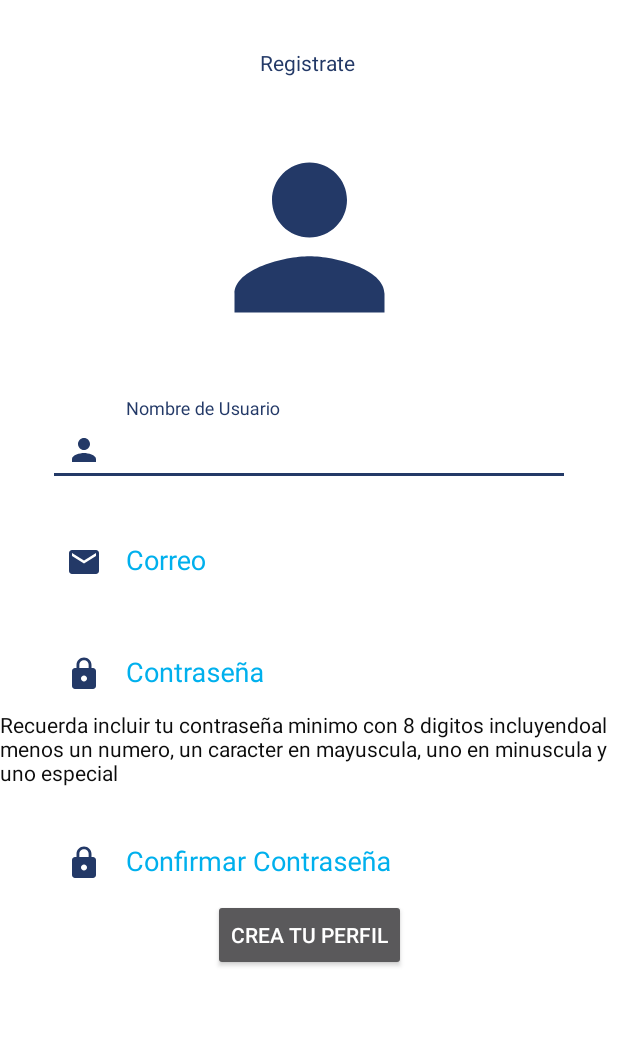
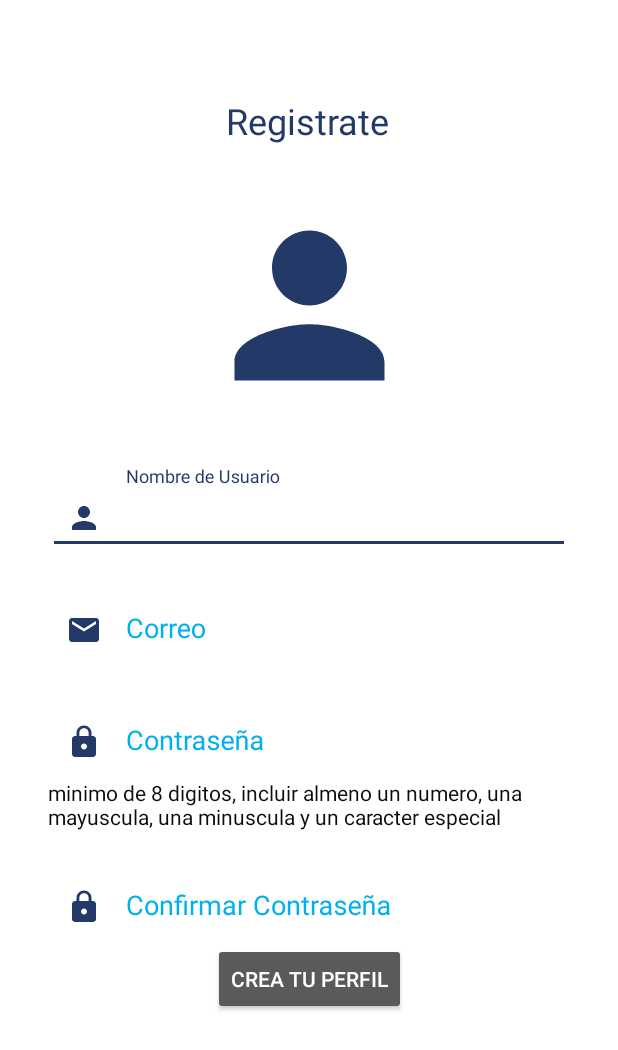
Before and after one commit to Crist-C/MinTicApp, an Android app: the regUsuarioContrasena screen opened directly, with no data from a screen before it, on a phone screen of 412 x 824 dp. Shown: the top 1050 px of the screen. Run offline under Robolectric (Android 15) with nearby library versions, the phone set to English and light mode, and no system bars.

Commit message:
Modifiqué el nombre de la activity regInfoPersonal a regUsuarioContrasena ya que era incorrecto.

```diff
--- a/MinTicTesting/app/src/main/AndroidManifest.xml
+++ b/MinTicTesting/app/src/main/AndroidManifest.xml
@@ -10,10 +10,7 @@
         android:supportsRtl="true"
         android:theme="@style/Theme.MinTicTesting">
         <activity
-            android:name=".regininfoPersonal"
-            android:exported="false" />
-        <activity
-            android:name=".Registro"
+            android:name=".regUsuarioContrasena"
             android:exported="false" />
 
         <category android:name="android.intent.category.LAUNCHER" />
--- a/MinTicTesting/app/src/main/java/com/example/mintictesting/regininfoPersonal.java
+++ b/MinTicTesting/app/src/main/java/com/example/mintictesting/regUsuarioContrasena.java
@@ -4,11 +4,11 @@ import androidx.appcompat.app.AppCompatActivity;
 
 import android.os.Bundle;
 
-public class regininfoPersonal extends AppCompatActivity {
+public class regUsuarioContrasena extends AppCompatActivity {
 
     @Override
     protected void onCreate(Bundle savedInstanceState) {
         super.onCreate(savedInstanceState);
-        setContentView(R.layout.activity_regininfo_personal);
+        setContentView(R.layout.activity_reg_usuario_contrasena);
     }
 }
--- a/MinTicTesting/app/src/main/res/layout/activity_regininfo_personal.xml
+++ b/MinTicTesting/app/src/main/res/layout/activity_reg_usuario_contrasena.xml
@@ -4,15 +4,16 @@
     xmlns:tools="http://schemas.android.com/tools"
     android:layout_width="match_parent"
     android:layout_height="match_parent"
-    tools:context=".regininfoPersonal"
+    tools:context=".regUsuarioContrasena"
     android:background="@color/white">
 
     <TextView
         android:id="@+id/textView3"
         android:layout_width="wrap_content"
         android:layout_height="wrap_content"
-        android:layout_marginTop="32dp"
+        android:layout_marginTop="@dimen/xlongSpace"
         android:text="Registrate"
+        android:textSize="24sp"
         android:textColor="@color/highLightColor"
         app:layout_constraintEnd_toEndOf="parent"
         app:layout_constraintHorizontal_bias="0.498"
@@ -47,7 +48,7 @@
         <com.google.android.material.textfield.TextInputEditText
             android:layout_width="match_parent"
             android:layout_height="wrap_content"
-            />
+            android:hintTextColor="#0277BD" />
 
 
 
@@ -100,11 +101,11 @@
 
     <TextView
         android:id="@+id/textView6"
-        android:layout_width="wrap_content"
+        android:layout_width="0dp"
         android:layout_height="wrap_content"
         android:layout_marginStart="@dimen/longSpace"
         android:layout_marginEnd="@dimen/longSpace"
-        android:text="Recuerda incluir tu contraseña minimo con 8 digitos incluyendoal menos un numero, un caracter en mayuscula, uno en minuscula y uno especial"
+        android:text="minimo de 8 digitos, incluir almeno un numero, una mayuscula, una minuscula y un caracter especial"
         android:textColor="#0C0C0C"
         app:layout_constraintEnd_toEndOf="parent"
         app:layout_constraintStart_toStartOf="parent"
```
Also changed, not shown: MinTicTesting/app/src/main/java/com/example/mintictesting/Registro.java (deleted, +0 -14 lines), MinTicTesting/app/src/main/res/layout/activity_registro.xml (deleted, +0 -69 lines).
